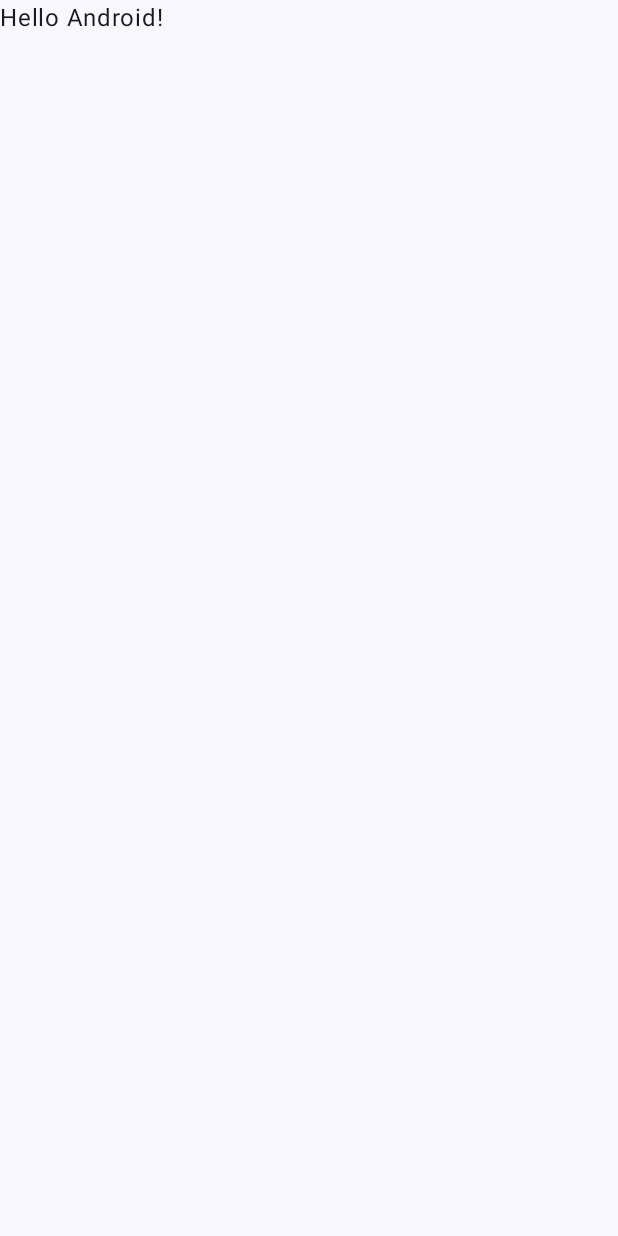
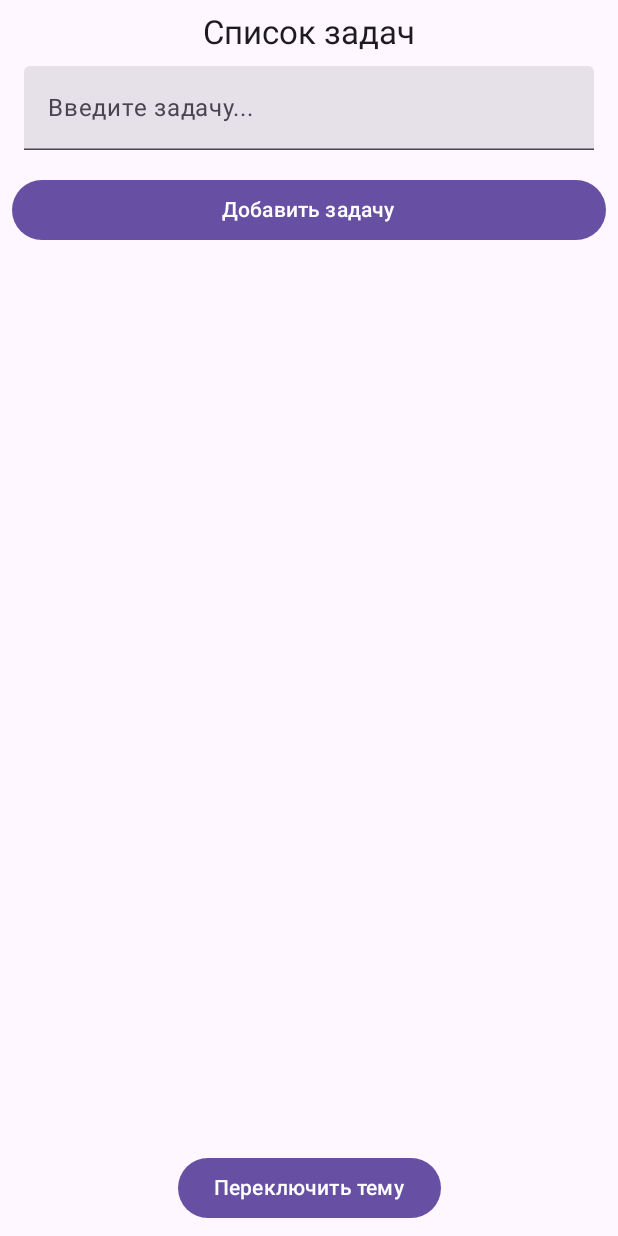
Before and after one commit to Gamal-prog/mob-dev-labs, an Android app built with Jetpack Compose: the screen it shows after launch (MainActivity), on a phone screen of 412 x 824 dp. Before the commit the screen is almost empty. Run offline under Robolectric (Android 15) with nearby library versions, the phone set to English and light mode, and no system bars.

Commit message:
lab2 is finished

```diff
--- a/app/src/main/java/com/example/myapplication/MainActivity.kt
+++ b/app/src/main/java/com/example/myapplication/MainActivity.kt
@@ -12,32 +12,123 @@ import androidx.compose.ui.Modifier
 import androidx.compose.ui.tooling.preview.Preview
 import com.example.myapplication.ui.theme.MyApplicationTheme
 
+import androidx.compose.runtime.mutableStateOf
+import androidx.compose.runtime.remember
+import androidx.compose.foundation.lazy.LazyColumn
+import androidx.compose.foundation.layout.Column
+import androidx.compose.foundation.layout.Spacer
+import androidx.compose.material3.TextField
+import androidx.compose.material3.Button
+import androidx.compose.foundation.layout.fillMaxWidth
+import androidx.compose.foundation.layout.padding
+import androidx.compose.foundation.layout.height
+import androidx.compose.ui.unit.dp
+import androidx.compose.runtime.*
+import androidx.compose.ui.text.input.TextFieldValue
+import androidx.compose.foundation.lazy.LazyColumn
+import androidx.compose.foundation.lazy.items
+import androidx.compose.ui.Alignment
+import androidx.compose.foundation.layout.Arrangement
+
+//
+import androidx.compose.material3.darkColorScheme
+import androidx.compose.material3.lightColorScheme
+
 class MainActivity : ComponentActivity() {
     override fun onCreate(savedInstanceState: Bundle?) {
         super.onCreate(savedInstanceState)
         setContent {
             MyApplicationTheme {
                 // A surface container using the 'background' color from the theme
-                Surface(modifier = Modifier.fillMaxSize(), color = MaterialTheme.colorScheme.background) {
-                    Greeting("Android")
+                ThemeWrapper()
+            }
+        }
+    }
+}
+
+@Composable
+fun DisplayToDoList() {
+    var content by remember { mutableStateOf(TextFieldValue("")) }
+    var tasks by remember { mutableStateOf(listOf<String>()) }
+
+    Column(
+        modifier = Modifier
+            .fillMaxSize()
+            .padding(8.dp),
+        horizontalAlignment = Alignment.CenterHorizontally
+    ) {
+        Text(
+            text = "Список задач",
+            style = MaterialTheme.typography.titleLarge,
+            color = MaterialTheme.colorScheme.onBackground
+        )
+
+        TextField(
+            value = content,
+            onValueChange = { content = it },
+            modifier = Modifier
+                .fillMaxWidth()
+                .padding(8.dp),
+            placeholder = { Text("Введите задачу...") }
+        )
+
+        Spacer(modifier = Modifier.height(8.dp))
+
+        Button(
+            onClick = {
+                if (content.text.isNotBlank()) {
+                    tasks = tasks + content.text
+                    content = TextFieldValue("")
+                }
+            },
+            modifier = Modifier.fillMaxWidth()
+        ) {
+            Text("Добавить задачу")
+        }
+
+        LazyColumn(modifier = Modifier.fillMaxWidth()) {
+            items(tasks) { task ->
+                Text(
+                    text = task,
+                    modifier = Modifier.padding(8.dp),
+                    color = MaterialTheme.colorScheme.onBackground
+                )
+            }
+        }
+    }
+}
+
+@Composable
+fun ThemeWrapper() {
+    var isDarkTheme by remember { mutableStateOf(false) }
+
+    MaterialTheme(colorScheme = if (isDarkTheme) darkColorScheme() else lightColorScheme()) {
+        Surface(
+            modifier = Modifier.fillMaxSize(),
+            color = MaterialTheme.colorScheme.background
+        ) {
+            Column(
+                modifier = Modifier.fillMaxSize(),
+                horizontalAlignment = Alignment.CenterHorizontally
+            ) {
+                Column(modifier = Modifier.weight(1f)) {
+                    DisplayToDoList()
+                }
+                Button(
+                    onClick = { isDarkTheme = !isDarkTheme },
+                    modifier = Modifier.padding(8.dp)
+                ) {
+                    Text("Переключить тему")
                 }
             }
         }
     }
 }
 
-@Composable
-fun Greeting(name: String, modifier: Modifier = Modifier) {
-    Text(
-            text = "Hello $name!",
-            modifier = modifier
-    )
-}
-
 @Preview(showBackground = true)
 @Composable
 fun GreetingPreview() {
     MyApplicationTheme {
-        Greeting("Android")
+        ThemeWrapper()
     }
 }
```
